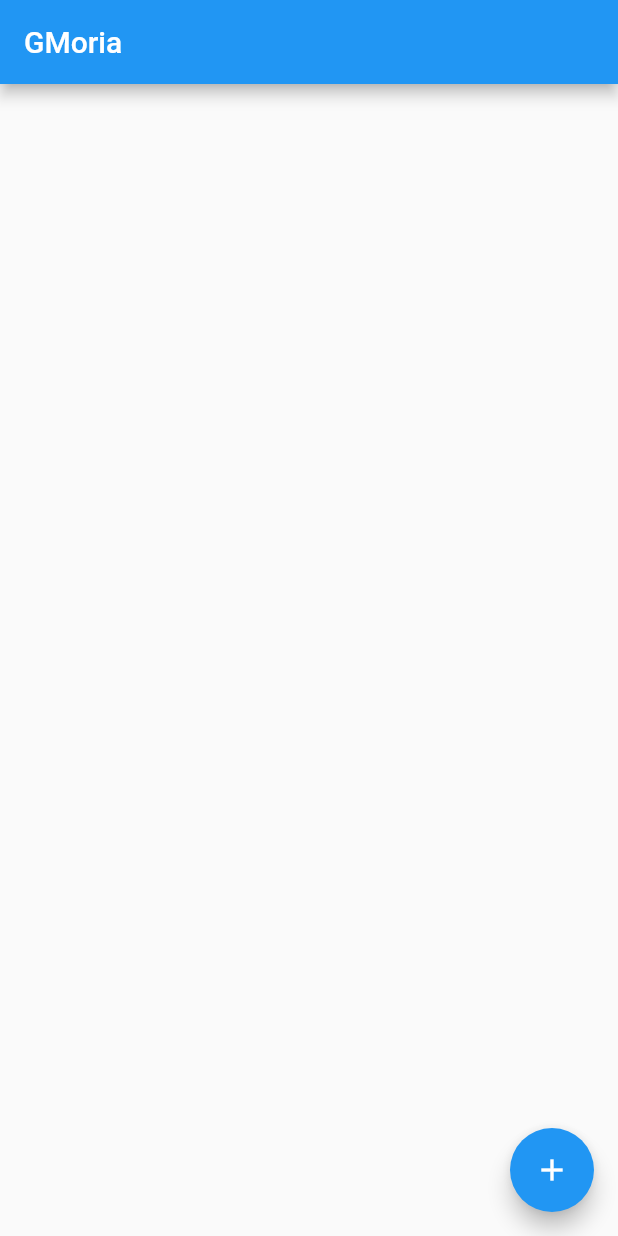
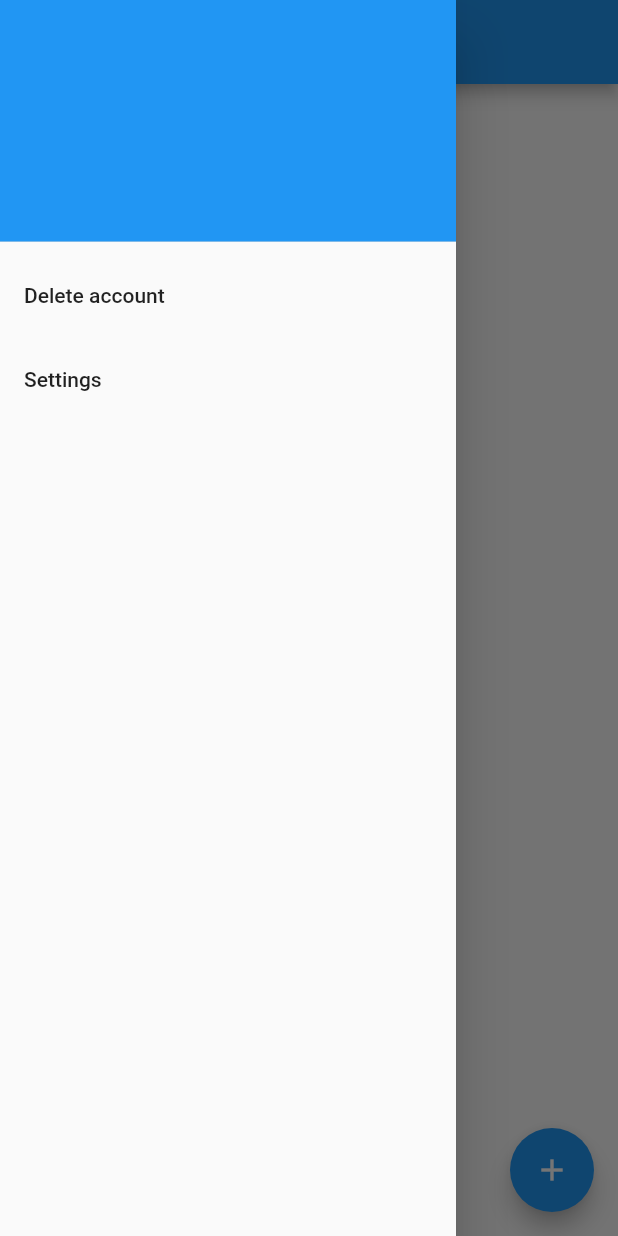
Before and after one commit to CAHevs/GMoria_grp4, a Flutter app: the ListsPage screen opened directly, with the side drawer open (before the commit the screen has no drawer), on a phone screen of 412 x 824 dp. Run offline on Flutter 3.47's test engine with Material 2 defaults, Android fonts, the phone set to English and light mode, and no system bars; our stand-ins replace cloud_firestore, firebase_auth, firebase_core, flutter_swiper; accounts and stored records are empty.

Commit message:
Drawer with button to delete account and settings

```diff
--- a/lib/lists.dart
+++ b/lib/lists.dart
@@ -29,8 +29,27 @@ class _Lists extends State<ListsPage> {
           if (snapshot.hasData) {
             return Scaffold(
               appBar: AppBar(
-                automaticallyImplyLeading: false,
                 title: Text("GMoria"),
+              ),
+              //Drawer with the settings and the button to delete account
+              drawer: new Drawer(
+                child: ListView(
+                  children: <Widget>[
+                    new UserAccountsDrawerHeader(
+                      accountName: new Text(''),
+                      accountEmail: new Text(firestoreUser.email)
+                      ),
+                    new ListTile(
+                      title: new Text('Delete account'),
+                      onTap:() {
+
+                      }
+                    ),
+                    new ListTile(
+                      title: new Text('Settings'),
+                      onTap:() {}
+                    )
+                  ],),
               ),
               body: ListView.builder(
                   itemCount: snapshot.data.length,
```
Also changed, not shown: 1 other file.
